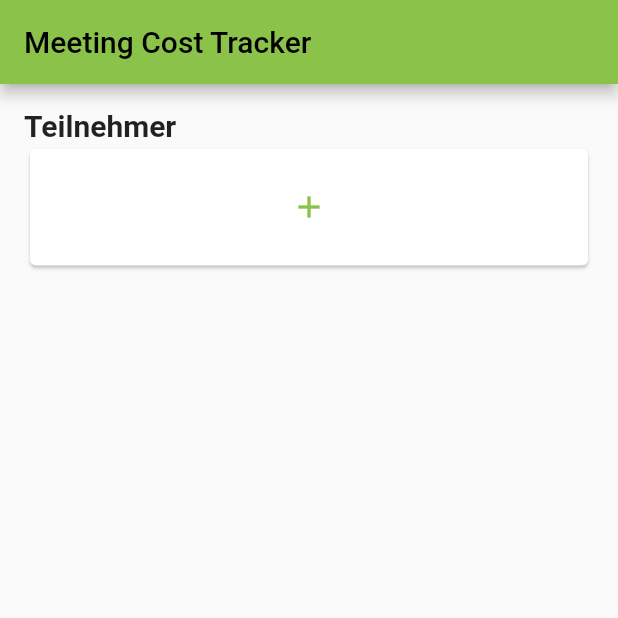
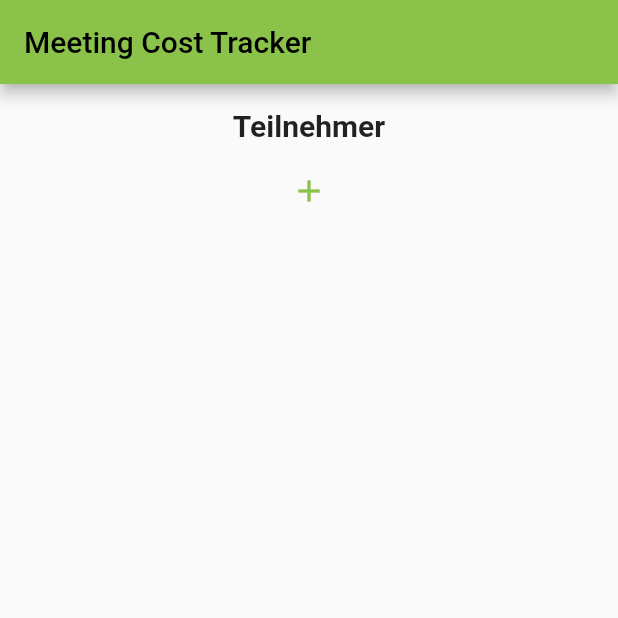
Before and after one commit to aposchmann/meeting-cost-tracker, a Flutter app: the screen it shows after launch, on a phone screen of 412 x 824 dp, the top half of it. Run offline on Flutter 3.47's test engine with Material 2 defaults, Android fonts, the phone set to English and light mode, and no system bars.

Commit message:
Use ListView

```diff
--- a/lib/meeting/meeting_participant_list.dart
+++ b/lib/meeting/meeting_participant_list.dart
@@ -11,19 +11,16 @@ class MeetingParticipantList extends StatelessWidget {
 
   @override
   Widget build(BuildContext context) {
-    return Column(
-      crossAxisAlignment: CrossAxisAlignment.stretch,
-      children: [
-        ...Provider.of<MeetingModel>(context)
-            .participants
-            .map((participant) => MeetingParticipantListItem(
-                  child: MeetingParticipantEntry(
-                    participant: participant,
-                  ),
-                ))
-            .toList(),
-        const MeetingParticipantListItem(child: MeetingParticipantForm())
-      ],
-    );
+    var participants = Provider.of<MeetingModel>(context).participants;
+
+    return ListView.separated(
+        itemBuilder: (context, index) => index == participants.length
+            ? const MeetingParticipantListItem(child: MeetingParticipantForm())
+            : MeetingParticipantListItem(
+                child: MeetingParticipantEntry(
+                participant: participants[index],
+              )),
+        separatorBuilder: (context, index) => const Divider(),
+        itemCount: participants.length + 1);
   }
 }
--- a/lib/meeting/meeting_participant_list_item.dart
+++ b/lib/meeting/meeting_participant_list_item.dart
@@ -7,8 +7,9 @@ class MeetingParticipantListItem extends StatelessWidget {
 
   @override
   Widget build(BuildContext context) {
-    return Card(
-      child: SafeArea(minimum: const EdgeInsets.all(15), child: child),
+    return Padding(
+      padding: const EdgeInsets.all(8),
+      child: child,
     );
   }
 }
--- a/lib/meeting/meeting_screen.dart
+++ b/lib/meeting/meeting_screen.dart
@@ -21,18 +21,16 @@ class MeetingScreen extends StatelessWidget {
       body: Padding(
         padding: const EdgeInsets.all(16),
         child: Column(
-          crossAxisAlignment: CrossAxisAlignment.stretch,
           children: [
-            const SafeArea(
-              child: Text(
-                "Teilnehmer",
-                style: TextStyle(fontSize: 20, fontWeight: FontWeight.bold),
-              ),
+            const Text(
+              "Teilnehmer",
+              style: TextStyle(fontSize: 20, fontWeight: FontWeight.bold),
             ),
-            SafeArea(
-                child: ChangeNotifierProvider<MeetingModel>(
-                    create: (context) => MeetingModel(),
-                    child: const MeetingParticipantList()))
+            Expanded(
+              child: ChangeNotifierProvider<MeetingModel>(
+                  create: (context) => MeetingModel(),
+                  child: const MeetingParticipantList()),
+            ),
           ],
         ),
       ),
```
